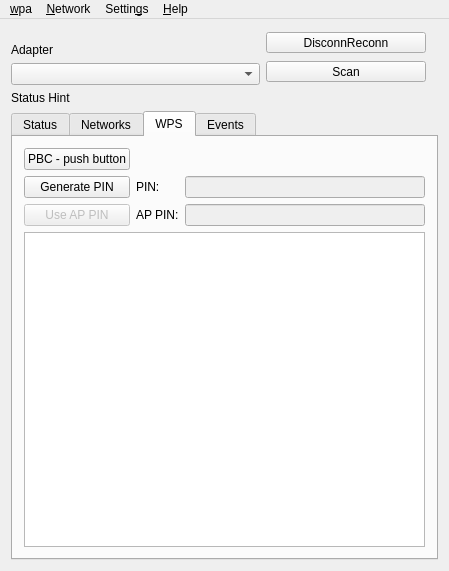
First picture: the form in src/wpagui.ui, repository loh-tar/wpa-cute, before the edit.
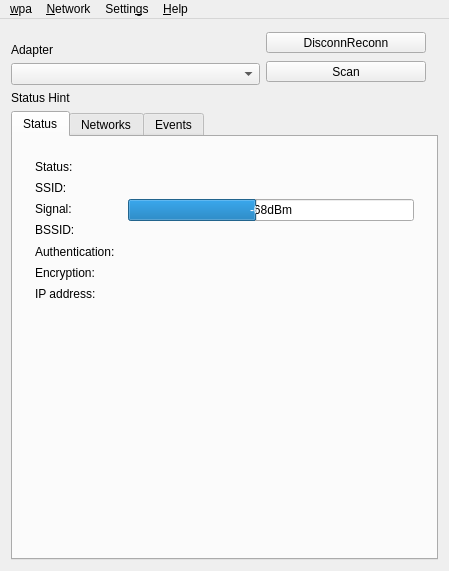
Second picture: the form after the edit. The open tabs and pages were chosen to show the change. Icons and pictures are not drawn.

```diff
--- a/src/wpagui.ui
+++ b/src/wpagui.ui
@@ -478,75 +478,6 @@
           </item>
          </layout>
         </widget>
-        <widget class="QWidget" name="wpsTab">
-         <attribute name="title">
-          <string>WPS</string>
-         </attribute>
-         <layout class="QGridLayout" name="wpsGridLayout">
-          <item row="1" column="2">
-           <widget class="QLabel" name="label">
-            <property name="text">
-             <string>PIN:</string>
-            </property>
-           </widget>
-          </item>
-          <item row="2" column="0" colspan="2">
-           <widget class="QPushButton" name="wpsApPinButton">
-            <property name="enabled">
-             <bool>false</bool>
-            </property>
-            <property name="text">
-             <string>Use AP PIN</string>
-            </property>
-           </widget>
-          </item>
-          <item row="3" column="0" colspan="4">
-           <widget class="QTextEdit" name="wpsInstructions">
-            <property name="readOnly">
-             <bool>true</bool>
-            </property>
-           </widget>
-          </item>
-          <item row="0" column="0" colspan="2">
-           <widget class="QPushButton" name="wpsPbcButton">
-            <property name="text">
-             <string>PBC - push button</string>
-            </property>
-           </widget>
-          </item>
-          <item row="1" column="3">
-           <widget class="QLineEdit" name="wpsPinEdit">
-            <property name="enabled">
-             <bool>false</bool>
-            </property>
-            <property name="readOnly">
-             <bool>true</bool>
-            </property>
-           </widget>
-          </item>
-          <item row="2" column="2">
-           <widget class="QLabel" name="label_3">
-            <property name="text">
-             <string>AP PIN:</string>
-            </property>
-           </widget>
-          </item>
-          <item row="2" column="3">
-           <widget class="QLineEdit" name="wpsApPinEdit">
-            <property name="enabled">
-             <bool>false</bool>
-            </property>
-           </widget>
-          </item>
-          <item row="1" column="0" colspan="2">
-           <widget class="QPushButton" name="wpsPinButton">
-            <property name="text">
-             <string>Generate PIN</string>
-            </property>
-           </widget>
-          </item>
-         </layout>
-        </widget>
         <widget class="QWidget" name="eventTab">
          <attribute name="title">
           <string>Events</string>
```
Left out of the diff: 32 changed lines with no effect on the pictures.
